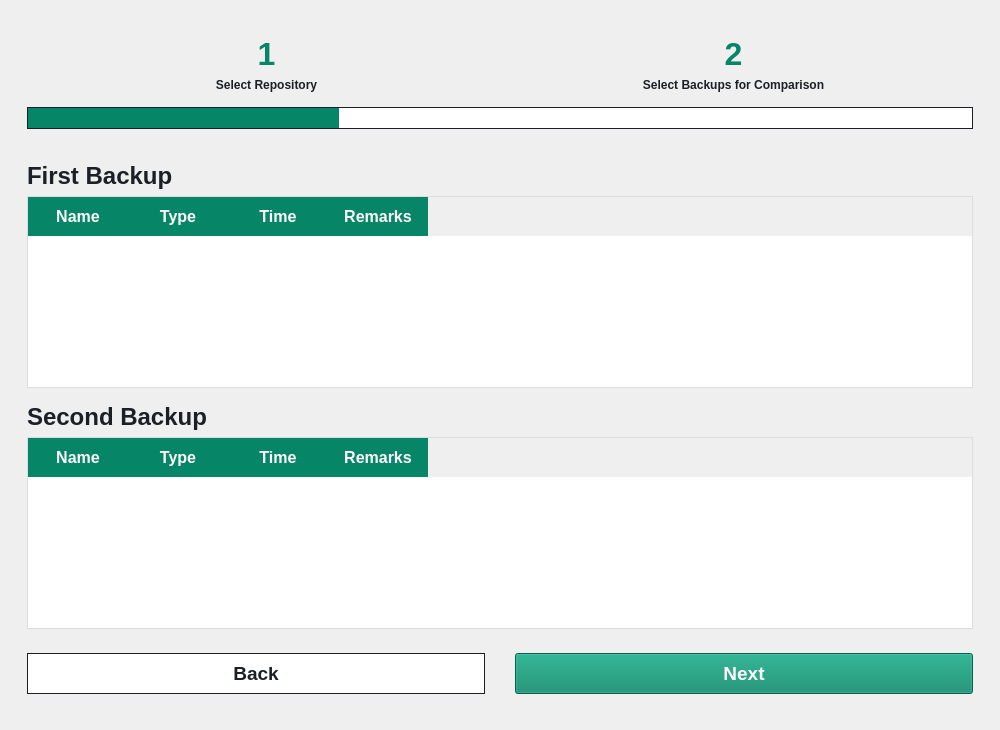
Above: src/gui/tabs/backup_tab.ui from HPE-Backup-and-Recovery-System/ResilioZ before the change. Below: the same form after it.
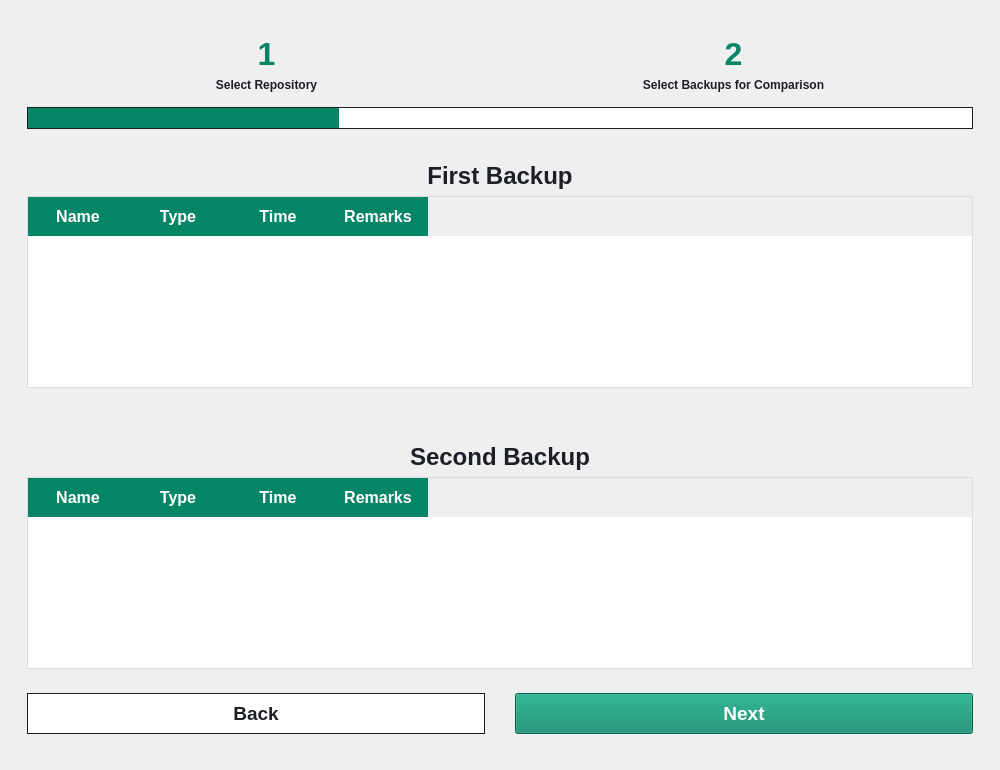
That is the form after the change. The open tabs and pages were chosen to show the change. Icons and pictures are not drawn.

The edit to the form file:
```diff
--- a/src/gui/tabs/backup_tab.ui
+++ b/src/gui/tabs/backup_tab.ui
@@ -1599,7 +1599,7 @@
                <property name="styleSheet">
                 <string notr="true">QLabel {
 	font-size: 18pt;
-	font-weight: 500;
+	font-weight: 700;
 }
 
 QRadioButton {
@@ -1810,6 +1810,9 @@
                       <property name="text">
                        <string>First Backup</string>
                       </property>
+                      <property name="alignment">
+                       <set>Qt::AlignCenter</set>
+                      </property>
                      </widget>
                     </item>
                     <item>
@@ -1886,6 +1889,19 @@
                       </column>
                      </widget>
                     </item>
+                    <item>
+                     <spacer name="verticalSpacer">
+                      <property name="orientation">
+                       <enum>Qt::Vertical</enum>
+                      </property>
+                      <property name="sizeHint" stdset="0">
+                       <size>
+                        <width>20</width>
+                        <height>40</height>
+                       </size>
+                      </property>
+                     </spacer>
+                    </item>
                     <item>
                      <widget class="Line" name="line">
                       <property name="orientation">
@@ -1898,6 +1914,9 @@
                       <property name="text">
                        <string>Second Backup</string>
                       </property>
+                      <property name="alignment">
+                       <set>Qt::AlignCenter</set>
+                      </property>
                      </widget>
                     </item>
                     <item>
```
Left out of the diff: 4 changed lines with no effect on the pictures.
